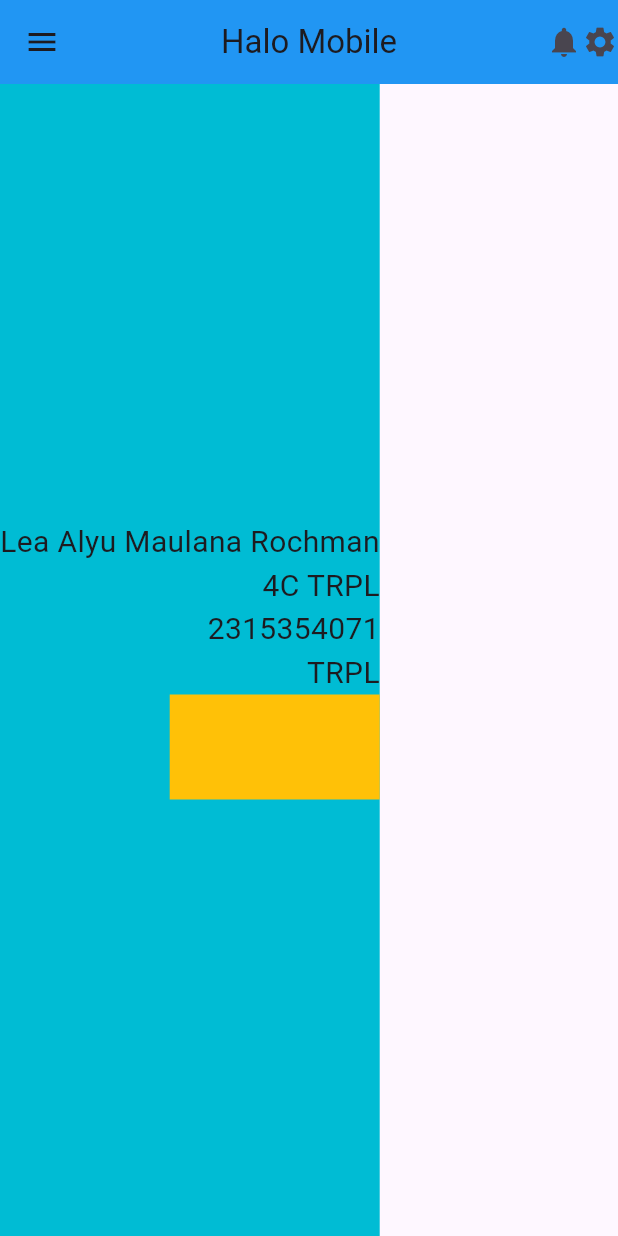
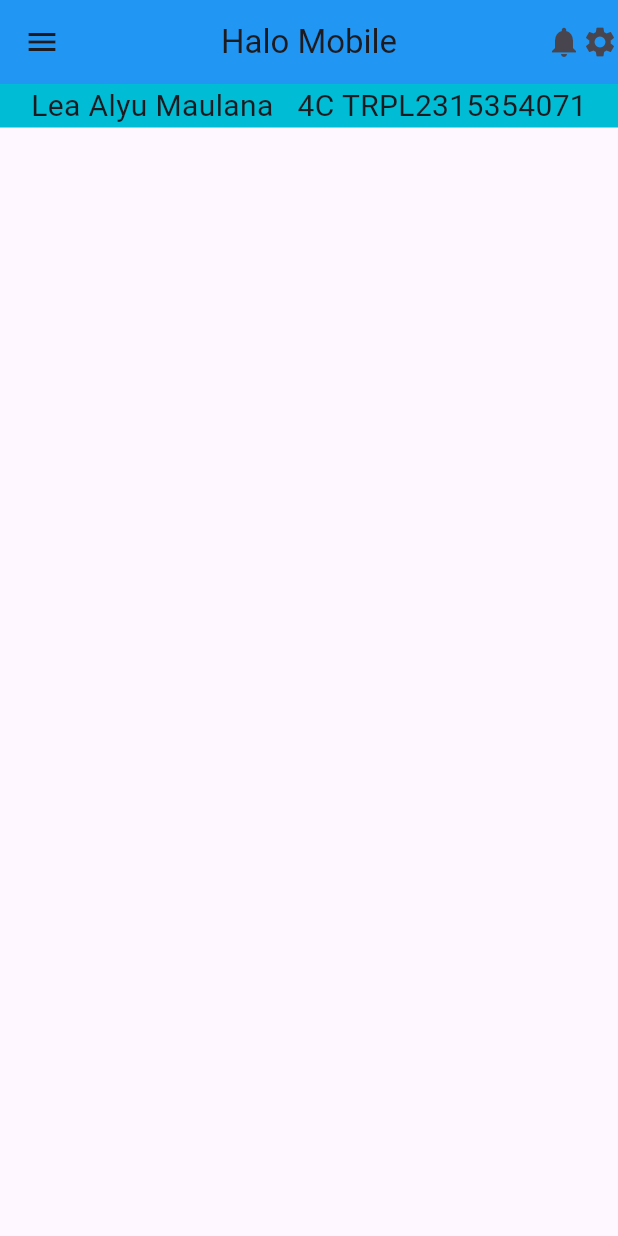
Before and after one commit to LeaOhyeah/belajar_flutter, a Flutter app: the screen it shows after launch, on a phone screen of 412 x 824 dp. Run offline on Flutter 3.47's test engine with Material 3 defaults, Android fonts, the phone set to English and light mode, and no system bars.

Commit message:
feat(home) menambahkan contoh row
membuat beberapa widget di dalam row dan memberikan styling dan jarak dengan sizedbox di home.dart

```diff
--- a/lib/home.dart
+++ b/lib/home.dart
@@ -19,16 +19,15 @@ class Home extends StatelessWidget {
       ),
       body: Container(
         color: Colors.cyan,
-        child: Column(
+        child: Row(
           crossAxisAlignment: CrossAxisAlignment.end,
           mainAxisAlignment: MainAxisAlignment.center,
           mainAxisSize: MainAxisSize.max,
           children: [
-            Text("Lea Alyu Maulana Rochman", style: TextStyle(fontSize: 20)),
+            Text("Lea Alyu Maulana", style: TextStyle(fontSize: 20)),
+            SizedBox(width: 16),
             Text("4C TRPL", style: TextStyle(fontSize: 20)),
             Text("2315354071", style: TextStyle(fontSize: 20)),
-            Text("TRPL", style: TextStyle(fontSize: 20)),
-            Container(color: Colors.amber, height: 70, width: 140),
           ],
         ), // Column
       ), // Container
```
